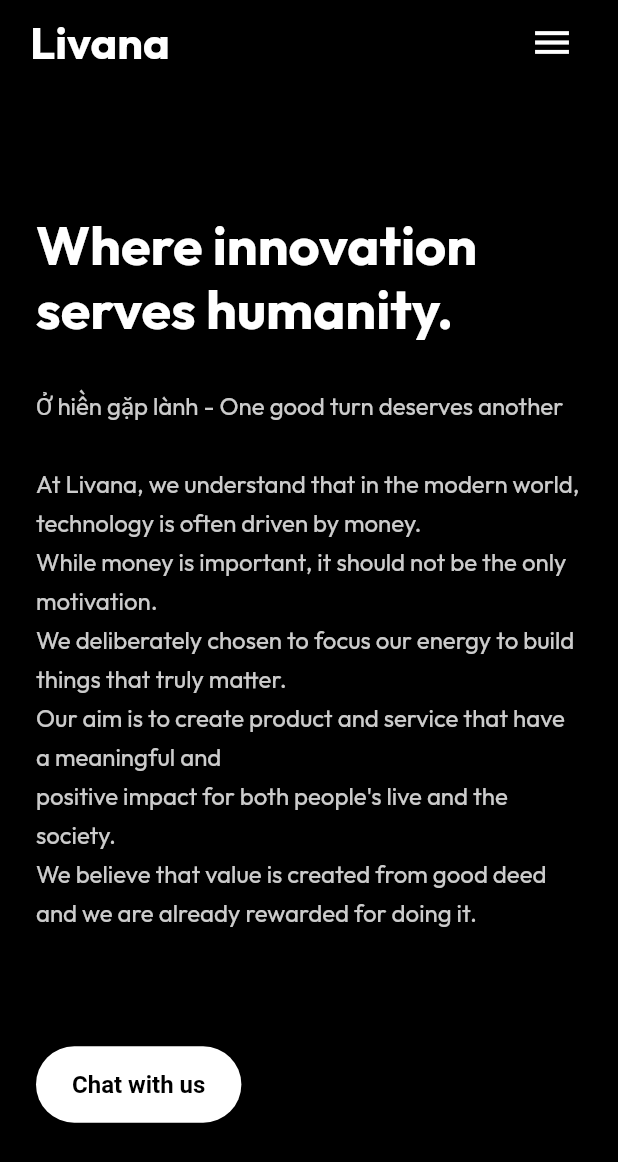
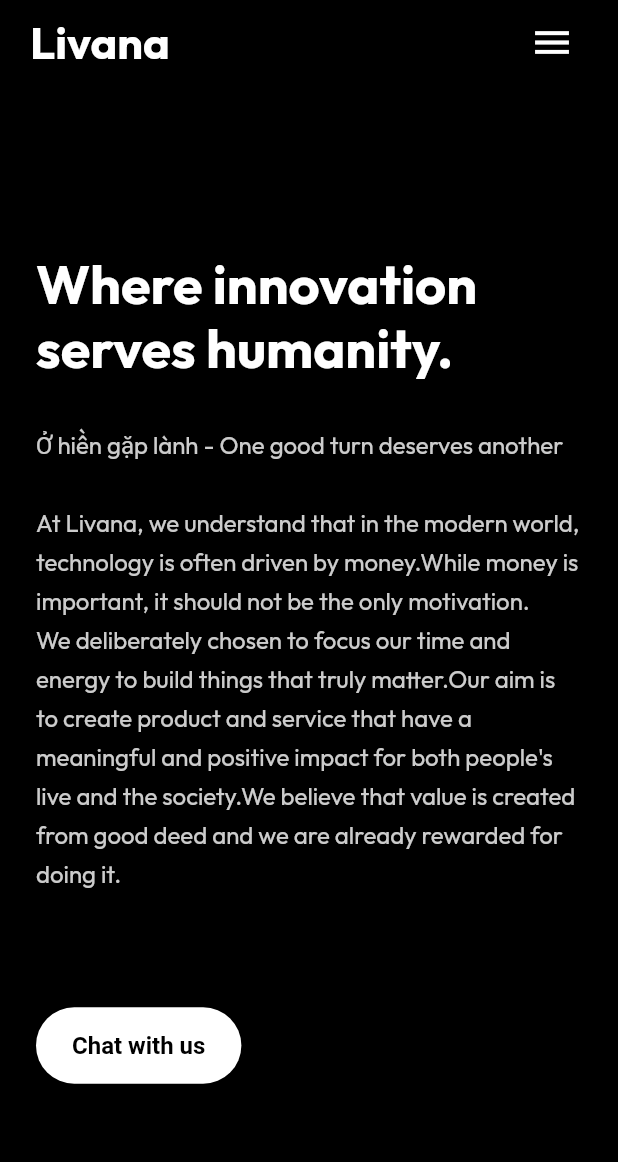
Before and after one commit to nhuquan/livana-home, a Flutter app: the screen it shows after launch, on a phone screen of 412 x 824 dp. Shown: the top 1162 px of the screen. Run offline on Flutter 3.47's test engine with Material 3 defaults, Android fonts, the phone set to English and light mode, and no system bars; our stand-ins replace google_fonts, supabase_flutter; accounts and stored records are empty.

Commit message:
rephrase home page

```diff
--- a/lib/screen/home_screen.dart
+++ b/lib/screen/home_screen.dart
@@ -23,11 +23,11 @@
           const SizedBox(height: 30),
           Text(
             'Ở hiền gặp lành - One good turn deserves another\n\n'
-            'At Livana, we understand that in the modern world, technology is often driven by money.\n'
+            'At Livana, we understand that in the modern world, technology is often driven by money.'
             'While money is important, it should not be the only motivation.\n'
-            'We deliberately chosen to focus our energy to build things that truly matter.\n'
-            'Our aim is to create product and service that have a meaningful and\n'
-            'positive impact for both people\'s live and the society.\n'
+            'We deliberately chosen to focus our time and energy to build things that truly matter.'
+            'Our aim is to create product and service that have a meaningful and '
+            'positive impact for both people\'s live and the society.'
             'We believe that value is created from good deed and we are already rewarded for doing it.\n',
             style: textTheme.titleLarge?.copyWith(
               fontSize: isSmallScreen ? 16 : 18,
```
Also changed, not shown: 4 other files.
